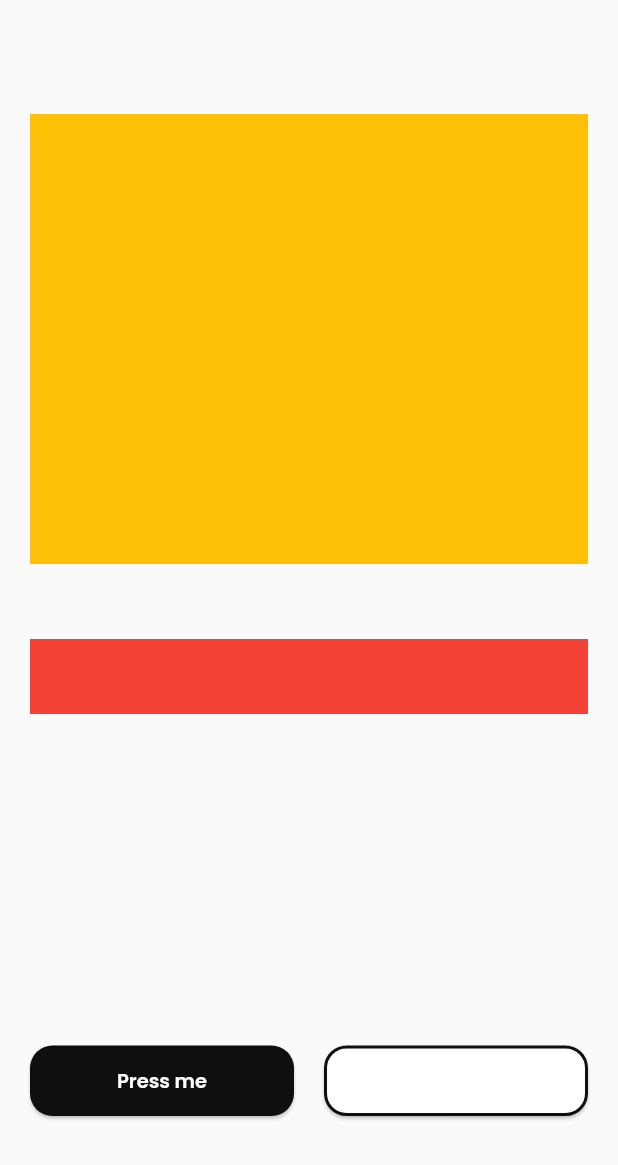
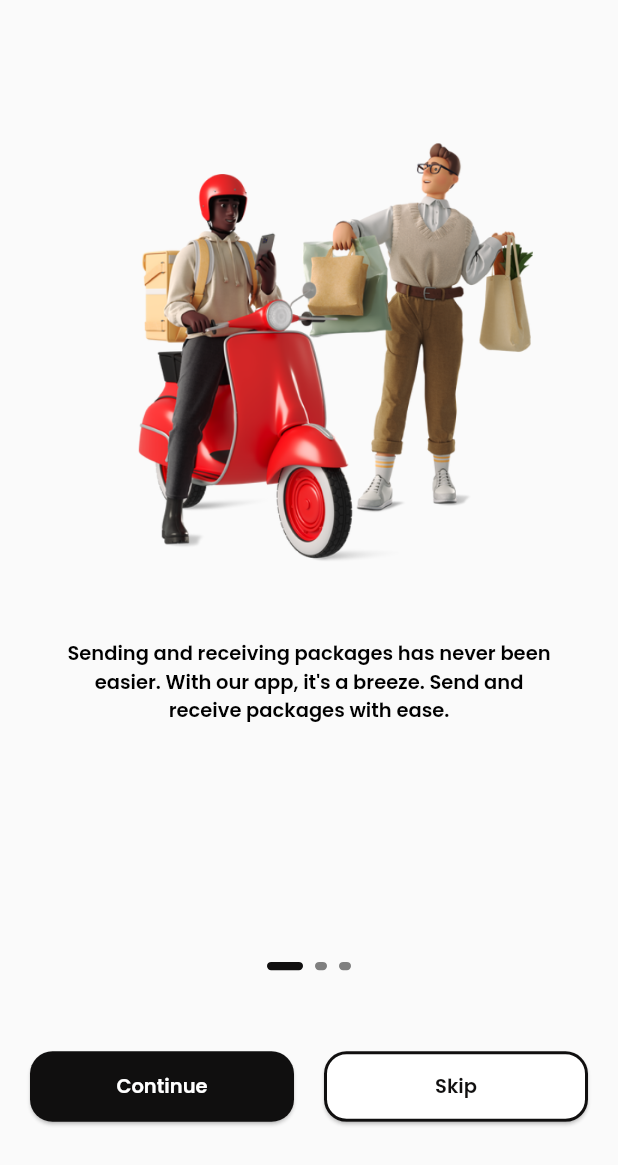
Before and after one commit to IyiolaJay/Dropman-mobile, a Flutter app: the screen it shows after launch, on a phone screen of 412 x 824 dp. Shown: the top 1165 px of the screen. Run offline on Flutter 3.47's test engine with Material 2 defaults, Android fonts, the phone set to English and light mode, and no system bars; drawn by our look-alikes of smooth_page_indicator; our stand-ins replace flutter_svg, google_fonts.

Commit message:
Completed onboarding screen view

```diff
--- /dev/null
+++ b/lib/data/onboarding_data.dart
@@ -0,0 +1,10 @@
+import 'package:dropman/models/onboarding_model.dart';
+
+final List<OnboardingData> onboardingPagesData = [
+  OnboardingData("assets/images/riderphoto.png",
+      "Sending and receiving packages has never been easier. With our app, it's a breeze. Send and receive packages with ease."),
+  OnboardingData("assets/images/busyman.png",
+      "Keep your daily hustle uninterrupted, we've got the pickup hustle covered for you! Your items, our care."),
+  OnboardingData("assets/images/businessdelivery.png",
+      "Effortlessly expand your reach - Deliver to multiple locations in one go, keeping your business in motion."),
+];
--- /dev/null
+++ b/lib/models/onboarding_model.dart
@@ -0,0 +1,6 @@
+class OnboardingData {
+  final String imagePath;
+  final String description;
+
+  OnboardingData(this.imagePath, this.description);
+}
--- /dev/null
+++ b/lib/utils/onboarding/onboarding_contents.dart
@@ -0,0 +1,36 @@
+import 'package:dropman/styles/typography.dart';
+import 'package:flutter/material.dart';
+
+class OnboardingContents extends StatelessWidget {
+  final String imagePath;
+  final String description;
+  const OnboardingContents(
+      {super.key, required this.imagePath, required this.description});
+
+  @override
+  Widget build(BuildContext context) {
+    final ThemeData theme = Theme.of(context);
+
+    return Column(
+      children: [
+        Image.asset(
+          imagePath,
+          fit: BoxFit.cover,
+          height: 300,
+        ),
+        const SizedBox(
+          height: 50,
+        ),
+
+        SizedBox(
+          width: 335,
+          child: Text(
+            description,
+            textAlign: TextAlign.center,
+            style: smallBodyText.copyWith(color: theme.colorScheme.onSecondary),
+          ),
+        ),
+      ],
+    );
+  }
+}
--- a/lib/view/onboarding/welcome_screen.dart
+++ b/lib/view/onboarding/welcome_screen.dart
@@ -1,10 +1,22 @@
 import 'package:dropman/styles/buttons.dart';
+import 'package:dropman/styles/colors.dart';
 import 'package:dropman/styles/typography.dart';
 import 'package:flutter/material.dart';
+import 'package:smooth_page_indicator/smooth_page_indicator.dart';
 
-class WelcomeScreen extends StatelessWidget {
+import '../../data/onboarding_data.dart';
+import '../../utils/onboarding/onboarding_contents.dart';
+
+class WelcomeScreen extends StatefulWidget {
   const WelcomeScreen({super.key});
 
+  @override
+  State<WelcomeScreen> createState() => _WelcomeScreenState();
+}
+
+class _WelcomeScreenState extends State<WelcomeScreen> {
+  final PageController _controller = PageController();
+  late  ThemeData theme = Theme.of(context);
   @override
   Widget build(BuildContext context) {
     return Scaffold(
@@ -15,21 +27,30 @@ class WelcomeScreen extends StatelessWidget {
         child: Column(
           children: [
             SizedBox(
-              height: 300,
-              child: Container(
-                color: Colors.amber,
-              ),
+                height: 410,
+                child: PageView.builder(
+                  itemCount: onboardingPagesData.length,
+                  controller: _controller,
+                  itemBuilder: (context, index) {
+                    return OnboardingContents(
+                      description: onboardingPagesData[index].description,
+                      imagePath: onboardingPagesData[index].imagePath,
+                    );
+                  },
+                )),
+
+
+            const Spacer(),
+
+            SmoothPageIndicator(
+              controller: _controller,
+              count: onboardingPagesData.length,
+              effect: const ExpandingDotsEffect(
+                dotColor: Color(0xFF7F7F7F),
+                dotHeight: 5.5,
+                dotWidth: 8,
+                activeDotColor: kSecondaryColorBlack),
             ),
-            const SizedBox(
-              height: 50,
-            ),
-            SizedBox(
-              height: 50,
-              child: Container(
-                color: Colors.red,
-              ),
-            ),
-            const Spacer(),
             Expanded(
                 child: Row(
               children: [
@@ -38,8 +59,8 @@ class WelcomeScreen extends StatelessWidget {
                     onPressed: () {},
                     style: primaryButtonStyle,
                     child: Text(
-                      "Press me",
-                      style: Theme.of(context).textTheme.bodySmall,
+                      "Continue",
+                      style: theme.textTheme.bodySmall,
                     ),
                   ),
                 ),
@@ -50,7 +71,11 @@ class WelcomeScreen extends StatelessWidget {
                   child: ElevatedButton(
                       onPressed: () {},
                       style: secondaryButtonStyle,
-                      child: const Text("Press me")),
+                      child:  Text("Skip",
+                      style: theme.textTheme.bodySmall!.copyWith(
+                        color: theme.colorScheme.secondary
+                      ),
+                      )),
                 )
               ],
             ))
--- a/pubspec.yaml
+++ b/pubspec.yaml
@@ -36,6 +36,7 @@ dependencies:
   cupertino_icons: ^1.0.2
   google_fonts: ^4.0.4
   flutter_svg: ^2.0.5
+  smooth_page_indicator: ^1.1.0
 
 dev_dependencies:
   flutter_test:
```
Also changed, not shown: assets/images/businessdelivery.png (added), assets/images/busyman.png (added), pubspec.lock.
